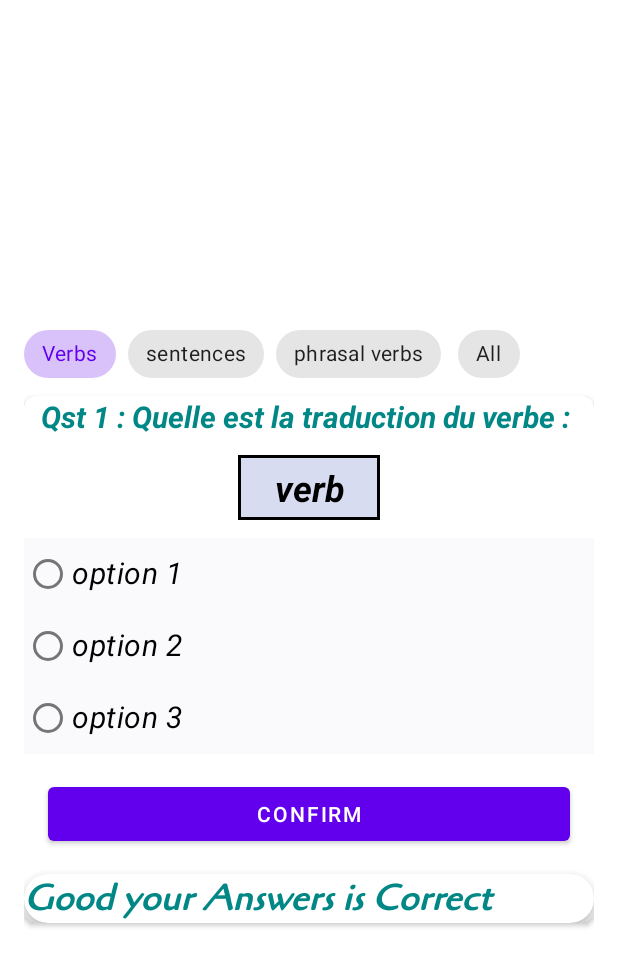
After one commit to jooker10/SpaceEnglish, an Android app: the layout fragment_choicesquiz_nav.xml on its own in the app's theme, with its tools: preview values and no code run, on a phone screen of 412 x 824 dp. The commit adds this screen. Shown: the top 966 px of the screen. Run offline under Robolectric (Android 15) with nearby library versions, the phone set to English and light mode, and no system bars; Roboto replaces fonts that are not available here.

Commit message:
a new update

```diff
--- a/app/src/main/java/anouar/oulhaj/p001/MainActivity.java
+++ b/app/src/main/java/anouar/oulhaj/p001/MainActivity.java
@@ -12,6 +12,7 @@ import com.google.android.material.bottomnavigation.BottomNavigationView;
 
 import anouar.oulhaj.p001.DB.DbAccess;
 import anouar.oulhaj.p001.DB.Verb;
+import anouar.oulhaj.p001.navfragments.ChoicesQuizNavFragment;
 import anouar.oulhaj.p001.navfragments.HomeNavFragment;
 import anouar.oulhaj.p001.navfragments.QuizNavFragment;
 import anouar.oulhaj.p001.navfragments.TablesNavFragment;
@@ -50,7 +51,7 @@ public class MainActivity extends AppCompatActivity implements DialogFragment.on
                     setNavFragment(new TablesNavFragment());
                     return true;
                 case R.id.item_nav_quiz:
-                    setNavFragment(new QuizNavFragment());
+                    setNavFragment(new ChoicesQuizNavFragment());
                     return true;
                 case R.id.item_nav_moreOptions:
                     ShowBottomSheet();
--- /dev/null
+++ b/app/src/main/java/anouar/oulhaj/p001/Question.java
@@ -0,0 +1,61 @@
+package anouar.oulhaj.p001;
+
+public class Question {
+
+    private String thQqst;
+    private String option1;
+    private String option2;
+    private String option3;
+    private int index_rightAnswer;
+
+    public Question(String thQqst, String option1, String option2, String option3, int index_rightAnswer) {
+        this.thQqst = thQqst;
+        this.option1 = option1;
+        this.option2 = option2;
+        this.option3 = option3;
+        this.index_rightAnswer = index_rightAnswer;
+    }
+
+    public Question() {
+    }
+
+    public String getThQqst() {
+        return thQqst;
+    }
+
+    public void setThQqst(String thQqst) {
+        this.thQqst = thQqst;
+    }
+
+    public String getOption1() {
+        return option1;
+    }
+
+    public void setOption1(String option1) {
+        this.option1 = option1;
+    }
+
+    public String getOption2() {
+        return option2;
+    }
+
+    public void setOption2(String option2) {
+        this.option2 = option2;
+    }
+
+    public String getOption3() {
+        return option3;
+    }
+
+    public void setOption3(String option3) {
+        this.option3 = option3;
+    }
+
+    public int getIndex_rightAnswer() {
+        return index_rightAnswer;
+    }
+
+    public void setIndex_rightAnswer(int index_rightAnswer) {
+        this.index_rightAnswer = index_rightAnswer;
+    }
+}
--- a/app/src/main/java/anouar/oulhaj/p001/navfragments/QuizNavFragment.java
+++ b/app/src/main/java/anouar/oulhaj/p001/navfragments/QuizNavFragment.java
@@ -51,25 +51,26 @@ public class QuizNavFragment extends Fragment {
     public void onViewCreated(@NonNull View view, @Nullable Bundle savedInstanceState) {
         super.onViewCreated(view, savedInstanceState);
         //_________inflate views-----------------
-        tv_verb_name = view.findViewById(R.id.fragQuizVerbQst);
+        tv_verb_name = view.findViewById(R.id.choicesFrag_theVerbQst);
         tv_maybe = view.findViewById(R.id.txt_maybe);
         et_answer = view.findViewById(R.id.fragQuizEtAnswer);
-        btn_submit = view.findViewById(R.id.fragQuizBtn_submit);
+        btn_submit = view.findViewById(R.id.choicesFrag_Btn_submit);
         btn_skip = view.findViewById(R.id.fragQuizBtn_skip);
         btn_maybe = view.findViewById(R.id.fragQuizBtn_maybe);
         //------ nchofo ki ndiro lhadchi?? -------
         initializeListOfVerbs();
         fillRandomlyDataVerb();
 
-        btn_skip.setOnClickListener(v -> {fillRandomlyDataVerb();});
+        btn_skip.setOnClickListener(v -> {
+            fillRandomlyDataVerb();
+        });
 
         btn_submit.setOnClickListener(v -> {
             String your_answer = et_answer.getText().toString().trim().toLowerCase();
             String rightAnswer = verbs.get(current_index).getVerb_eng().trim().toLowerCase();
-            if(your_answer.equals(rightAnswer)){
+            if (your_answer.equals(rightAnswer)) {
                 Toast.makeText(getActivity(), "Good", Toast.LENGTH_SHORT).show();
-            }
-            else {
+            } else {
                 Toast.makeText(getActivity(), "Wrong Answer", Toast.LENGTH_SHORT).show();
             }
         });
@@ -81,30 +82,31 @@ public class QuizNavFragment extends Fragment {
             String rightAnswer = verbs.get(current_index).getVerb_eng();
             maybeAnswers.add(rightAnswer);
 
-            while(maybeAnswers.size()<verbs.size()){
+            while (maybeAnswers.size() < verbs.size()) {
                 int index = randomInt.nextInt(verbs.size());
-                if(index!=current_index) {
+                if (index != current_index) {
                     String Answer = verbs.get(index).getVerb_eng();
                     maybeAnswers.add(Answer);
                 }
             }
 
-            String maybe = "The Answer maybe \n "+maybeAnswers.get(randomInt.nextInt(maybeAnswers.size()))+"\n"+maybeAnswers.get(randomInt.nextInt(maybeAnswers.size()))+"\n"+maybeAnswers.get(randomInt.nextInt(maybeAnswers.size()))+"\n"+maybeAnswers.get(randomInt.nextInt(maybeAnswers.size()));
+            String maybe = "The Answer maybe \n " + maybeAnswers.get(randomInt.nextInt(maybeAnswers.size())) + "\n" + maybeAnswers.get(randomInt.nextInt(maybeAnswers.size())) + "\n" + maybeAnswers.get(randomInt.nextInt(maybeAnswers.size())) + "\n" + maybeAnswers.get(randomInt.nextInt(maybeAnswers.size()));
 
-           tv_maybe.setText(maybe);
+            tv_maybe.setText(maybe);
 
         });
 
 
     }
 
-    private void initializeListOfVerbs(){
+    private void initializeListOfVerbs() {
         DbAccess db = DbAccess.getInstance(getActivity());
         db.open_to_read();
         verbs = db.getAllVerbs();
         db.close();
     }
-    private void fillRandomlyDataVerb(){
+
+    private void fillRandomlyDataVerb() {
         et_answer.setText("");
         Random random = new Random();
         int i = random.nextInt(verbs.size());
--- /dev/null
+++ b/app/src/main/res/layout/fragment_choicesquiz_nav.xml
@@ -0,0 +1,164 @@
+<?xml version="1.0" encoding="utf-8"?>
+<LinearLayout xmlns:android="http://schemas.android.com/apk/res/android"
+    xmlns:app="http://schemas.android.com/apk/res-auto"
+    xmlns:tools="http://schemas.android.com/tools"
+    android:layout_width="match_parent"
+    android:layout_height="match_parent"
+    android:gravity="center"
+    android:orientation="vertical"
+    android:padding="16dp"
+    tools:context=".navfragments.QuizNavFragment">
+
+    <HorizontalScrollView
+        android:id="@+id/fragchoices_scrollH"
+        android:layout_width="match_parent"
+        android:layout_height="wrap_content"
+        android:paddingVertical="4dp">
+
+        <com.google.android.material.chip.ChipGroup
+            android:id="@+id/choicesFrag_chipGroup"
+            android:layout_width="match_parent"
+            android:layout_height="wrap_content"
+            app:singleLine="true"
+            app:singleSelection="true">
+
+            <com.google.android.material.chip.Chip
+                android:id="@+id/choicesFrag_chipverbs"
+                style="@style/Widget.MaterialComponents.Chip.Choice"
+                android:layout_width="wrap_content"
+                android:layout_height="wrap_content"
+                android:checked="true"
+                android:text="Verbs" />
+
+            <com.google.android.material.chip.Chip
+                android:id="@+id/choicesFrag_chipsentenses"
+                style="@style/Widget.MaterialComponents.Chip.Choice"
+                android:layout_width="wrap_content"
+                android:layout_height="wrap_content"
+                android:text="sentences" />
+
+            <com.google.android.material.chip.Chip
+                android:id="@+id/choicesFrag_chipPV"
+                style="@style/Widget.MaterialComponents.Chip.Choice"
+                android:layout_width="wrap_content"
+                android:layout_height="wrap_content"
+                android:text="phrasal verbs" />
+
+            <com.google.android.material.chip.Chip
+                android:id="@+id/choicesFrag_chipAll"
+                style="@style/Widget.MaterialComponents.Chip.Choice"
+                android:layout_width="wrap_content"
+                android:layout_height="wrap_content"
+                android:text="All" />
+
+        </com.google.android.material.chip.ChipGroup>
+
+    </HorizontalScrollView>
+
+    <androidx.cardview.widget.CardView
+        android:layout_width="match_parent"
+        android:layout_height="wrap_content"
+        android:layout_gravity="center"
+        android:elevation="32dp"
+        app:cardBackgroundColor="@color/white"
+        app:cardCornerRadius="8dp">
+
+        <LinearLayout
+            android:layout_width="match_parent"
+            android:layout_height="match_parent"
+            android:gravity="center"
+            android:orientation="vertical">
+
+            <TextView
+                android:id="@+id/choicesFrag_TVQst"
+                android:layout_width="match_parent"
+                android:layout_height="wrap_content"
+                android:gravity="center_horizontal"
+                android:text="Qst 1 : Quelle est la traduction du verbe : "
+                android:textColor="@color/teal_700"
+                android:textSize="20sp"
+                android:textStyle="bold|italic" />
+
+            <TextView
+                android:id="@+id/choicesFrag_theVerbQst"
+                android:layout_width="wrap_content"
+                android:layout_height="wrap_content"
+                android:layout_marginVertical="12dp"
+                android:background="@drawable/txt_bg_cellule"
+                android:gravity="center_horizontal"
+                android:paddingHorizontal="24dp"
+                android:paddingVertical="5dp"
+                android:textColor="@color/black"
+                android:textSize="24sp"
+                android:textStyle="bold|italic"
+                tools:text="verb" />
+
+            <RadioGroup
+                android:id="@+id/choicesFrag_chipGroup_choices"
+                android:layout_width="match_parent"
+                android:layout_height="match_parent"
+                android:background="#0D9B9CC3">
+
+                <RadioButton
+                    android:id="@+id/choicesFrag_option1"
+                    style="@style/Widget.MaterialComponents.Chip.Choice"
+                    android:layout_width="wrap_content"
+                    android:layout_height="wrap_content"
+                    android:textColor="@color/black"
+                    android:textSize="20sp"
+                    android:textStyle="italic"
+                    android:text="option 1" />
+
+                <RadioButton
+                    android:id="@+id/choicesFrag_option2"
+                    style="@style/Widget.MaterialComponents.Chip.Choice"
+                    android:layout_width="wrap_content"
+                    android:layout_height="wrap_content"
+                    android:textColor="@color/black"
+                    android:textSize="20sp"
+                    android:textStyle="italic"
+                    android:text="option 2" />
+
+                <RadioButton
+                    android:id="@+id/choicesFrag_chipoption3"
+                    style="@style/Widget.MaterialComponents.Chip.Choice"
+                    android:layout_width="wrap_content"
+                    android:layout_height="wrap_content"
+                    android:textColor="@color/black"
+                    android:textSize="20sp"
+                    android:textStyle="italic"
+                    android:text="option 3" />
+
+
+            </RadioGroup>
+
+            <Button
+                android:id="@+id/choicesFrag_Btn_submit"
+                android:layout_width="match_parent"
+                android:layout_height="wrap_content"
+                android:layout_margin="16dp"
+                android:text="Confirm" />
+
+            <androidx.cardview.widget.CardView
+                android:id="@+id/choicesFrag_card_notes"
+                app:cardElevation="8dp"
+                app:cardCornerRadius="16dp"
+                android:layout_width="match_parent"
+                android:layout_height="match_parent" >
+
+                <TextView
+                    android:id="@+id/choicesFrag_tv_notes"
+                    android:layout_width="match_parent"
+                    android:layout_height="match_parent"
+                    android:textColor="@color/teal_700"
+                    android:textSize="24sp"
+                    android:fontFamily="@font/cagliostro"
+                    android:textStyle="bold|italic"
+                    android:text="Good your Answers is Correct" />
+            </androidx.cardview.widget.CardView>
+
+        </LinearLayout>
+    </androidx.cardview.widget.CardView>
+
+
+</LinearLayout>
--- a/app/src/main/res/layout/fragment_quiz_nav.xml
+++ b/app/src/main/res/layout/fragment_quiz_nav.xml
@@ -14,7 +14,7 @@
         android:paddingVertical="4dp">
 
         <com.google.android.material.chip.ChipGroup
-            android:id="@+id/Table_chipGroup"
+            android:id="@+id/choicesFrag_chipGroup"
             android:layout_width="match_parent"
             android:layout_height="wrap_content"
             app:singleLine="true"
@@ -62,7 +62,7 @@
             android:gravity="center">
 
             <TextView
-                android:id="@+id/fragQuizQst"
+                android:id="@+id/choicesFrag_TVQst"
                 android:layout_width="match_parent"
                 android:layout_height="wrap_content"
                 android:gravity="center_horizontal"
@@ -70,7 +70,7 @@
                 android:textStyle="bold|italic"
                 android:text="Quelle est la traduction du verbe : " />
             <TextView
-                android:id="@+id/fragQuizVerbQst"
+                android:id="@+id/choicesFrag_theVerbQst"
                 android:layout_width="wrap_content"
                 android:layout_height="wrap_content"
                 android:gravity="center_horizontal"
@@ -93,7 +93,7 @@
                 android:inputType="textMultiLine" />
 
             <Button
-                android:id="@+id/fragQuizBtn_submit"
+                android:id="@+id/choicesFrag_Btn_submit"
                 android:layout_width="match_parent"
                 android:layout_height="wrap_content"
                 android:layout_margin="16dp"
--- a/app/src/main/res/layout/fragment_tables_nav.xml
+++ b/app/src/main/res/layout/fragment_tables_nav.xml
@@ -19,7 +19,7 @@
             android:paddingVertical="4dp">
 
             <com.google.android.material.chip.ChipGroup
-                android:id="@+id/Table_chipGroup"
+                android:id="@+id/choicesFrag_chipGroup"
                 android:layout_width="match_parent"
                 android:layout_height="wrap_content"
                 app:singleLine="true"
--- a/app/src/main/res/values/themes.xml
+++ b/app/src/main/res/values/themes.xml
@@ -1,6 +1,6 @@
 <resources xmlns:tools="http://schemas.android.com/tools">
     <!-- Base application theme. -->
-    <style name="Theme.P001" parent="Theme.MaterialComponents.DayNight.NoActionBar">
+    <style name="Theme.P001" parent="Theme.MaterialComponents.DayNight">
         <!-- Primary brand color. -->
         <item name="colorPrimary">@color/purple_500</item>
         <item name="colorPrimaryVariant">@color/purple_700</item>
```
